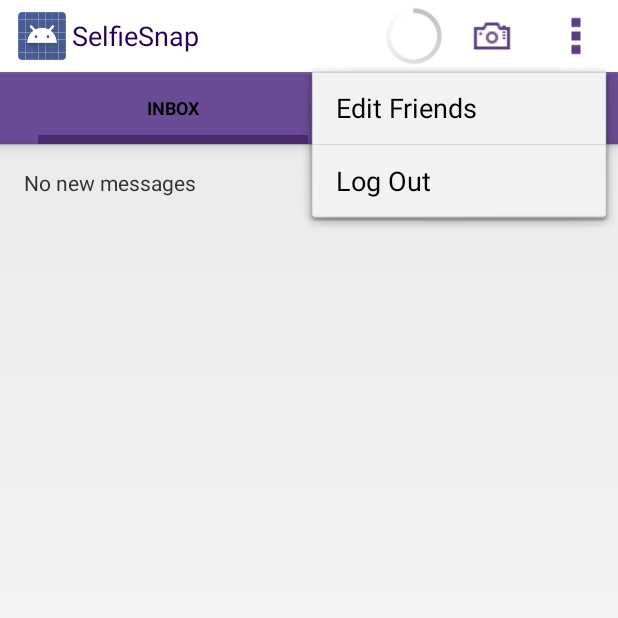
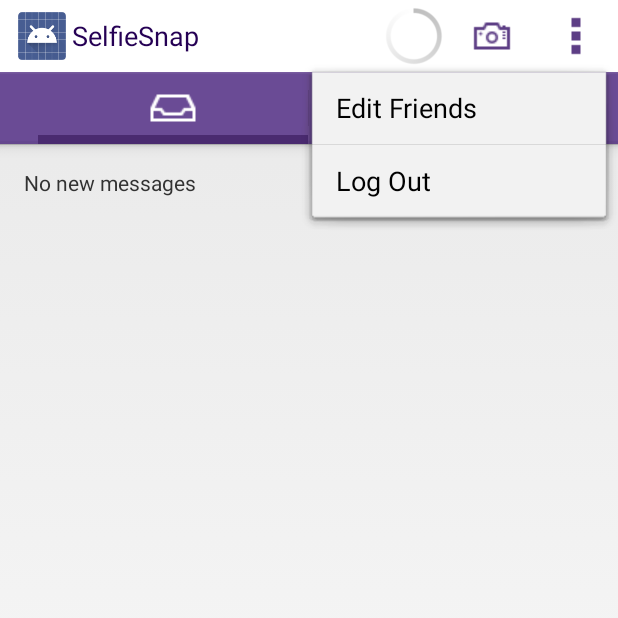
Before and after one commit to SiBush/SelfieSnap, an Android app: the MainActivity screen opened directly, with no data from a screen before it, with the options menu open, on a phone screen of 412 x 824 dp, the top half of it. Run offline under Robolectric (Android 15) with nearby library versions, the phone set to English and light mode, and no system bars; 9 statements that could not run were skipped.

Commit message:
make friends grid

```diff
--- a/app/src/main/java/com/johncorser/selfiesnap/FriendsFragment.java
+++ b/app/src/main/java/com/johncorser/selfiesnap/FriendsFragment.java
@@ -6,7 +6,8 @@ import android.util.Log;
 import android.view.LayoutInflater;
 import android.view.View;
 import android.view.ViewGroup;
-import android.widget.ArrayAdapter;
+import android.widget.GridView;
+import android.widget.TextView;
 
 import com.parse.FindCallback;
 import com.parse.ParseException;
@@ -19,17 +20,21 @@ import java.util.List;
 /**
  * Created by jcorser on 10/11/14.
  */
-public class FriendsFragment extends android.support.v4.app.ListFragment{
+public class FriendsFragment extends android.support.v4.app.Fragment{
 
     public static final String TAG = FriendsFragment.class.getSimpleName();
     ParseRelation<ParseUser> mFriendsRelation;
     ParseUser mCurrentUser;
     protected List<ParseUser> mFriends;
+    protected GridView mGridView;
 
     @Override
     public View onCreateView(LayoutInflater inflater, ViewGroup container,
                              Bundle savedInstanceState) {
         View rootView = inflater.inflate(R.layout.fragment_friends, container, false);
+        mGridView = (GridView)rootView.findViewById(R.id.friendsGrid);
+        TextView emptyTextView = (TextView)rootView.findViewById(android.R.id.empty);
+        mGridView.setEmptyView(emptyTextView);
         return rootView;
     }
 
@@ -55,15 +60,22 @@ public class FriendsFragment extends android.support.v4.app.ListFragment{
                         i++;
 
                     }
-                    ArrayAdapter<String> adapter = new ArrayAdapter<String>(getListView().getContext(), android.R.layout.simple_list_item_1, usernames );
-                    setListAdapter(adapter);
+                    if (mGridView.getAdapter() == null) {
+                        UserAdapter adapter = new UserAdapter(getActivity(), mFriends);
+                        mGridView.setAdapter(adapter);
+                    }
+                    else{
+                        ((UserAdapter)mGridView.getAdapter()).refill(mFriends);
+                    }
+                    //ArrayAdapter<String> adapter = new ArrayAdapter<String>(getActivity(), android.R.layout.simple_list_item_1, usernames );
+
 
                     }
 
                 else{
                     Log.e(TAG, e.getMessage());
 
-                    AlertDialog.Builder builder = new AlertDialog.Builder(getListView().getContext());
+                    AlertDialog.Builder builder = new AlertDialog.Builder(getActivity());
                     builder.setMessage(e.getMessage());
                     builder.setTitle(R.string.signup_error_title);
                     builder.setPositiveButton(android.R.string.ok, null);
--- a/app/src/main/java/com/johncorser/selfiesnap/MainActivity.java
+++ b/app/src/main/java/com/johncorser/selfiesnap/MainActivity.java
@@ -89,7 +89,7 @@ public class MainActivity extends FragmentActivity implements ActionBar.TabListe
             // this tab is selected.
             actionBar.addTab(
                     actionBar.newTab()
-                            .setText(mSectionsPagerAdapter.getPageTitle(i))
+                            .setIcon(mSectionsPagerAdapter.getIcon(i))
                             .setTabListener(this));
         }
     }
--- a/app/src/main/java/com/johncorser/selfiesnap/SectionsPagerAdapter.java
+++ b/app/src/main/java/com/johncorser/selfiesnap/SectionsPagerAdapter.java
@@ -12,8 +12,8 @@ import java.util.Locale;
 public class SectionsPagerAdapter extends FragmentPagerAdapter {
 
     protected Context mContext;
+
     public SectionsPagerAdapter(Context context, FragmentManager fm) {
-
         super(fm);
         mContext = context;
     }
@@ -21,19 +21,21 @@ public class SectionsPagerAdapter extends FragmentPagerAdapter {
     @Override
     public Fragment getItem(int position) {
         // getItem is called to instantiate the fragment for the given page.
-            // Return a PlaceholderFragment (defined as a static inner class below).
-            // return PlaceholderFragment.newInstance(position + 1);
+        // Return a DummySectionFragment (defined as a static inner class
+        // below) with the page number as its lone argument.
 
-            switch (position){
-                case 0: return new InboxFragment();
-                case 1: return new FriendsFragment();
+        switch(position) {
+            case 0:
+                return new InboxFragment();
+            case 1:
+                return new FriendsFragment();
         }
+
         return null;
     }
 
     @Override
     public int getCount() {
-            // Show 2 total pages.
         return 2;
     }
 
@@ -49,4 +51,14 @@ public class SectionsPagerAdapter extends FragmentPagerAdapter {
         return null;
     }
 
+    public int getIcon(int position) {
+        switch (position) {
+            case 0:
+                return R.drawable.ic_tab_inbox;
+            case 1:
+                return R.drawable.ic_tab_friends;
         }
+
+        return R.drawable.ic_tab_inbox;
+    }
+}
--- a/app/src/main/res/values/dimens.xml
+++ b/app/src/main/res/values/dimens.xml
@@ -10,5 +10,6 @@
     <dimen name="inbox_horizontal_margin">8dp</dimen>
     <dimen name="inbox_vertical_margin">8dp</dimen>
     <dimen name="message_vertical_padding">8dp</dimen>
+    <dimen name="user_grid_spacing">8dp</dimen>
 
 </resources>
--- a/app/src/main/res/values/strings.xml
+++ b/app/src/main/res/values/strings.xml
@@ -22,5 +22,6 @@
     <string name="cancel_button_label">Cancel</string>
     <string name="sign_up_button_label">Sign Up</string>
     <string name="email_hint">Email</string>
+    <string name="empty_friends_label">No friends yet!</string>
 
 </resources>
--- a/app/src/main/res/values/styles.xml
+++ b/app/src/main/res/values/styles.xml
@@ -30,10 +30,14 @@
         <item name="android:editTextBackground">@drawable/apptheme_edit_text_holo_light</item>
         <item name="android:actionOverflowButtonStyle">@style/Theme.Ribbit.Overflow</item>
         <item name="android:listViewStyle">@style/Theme.Ribbit.LightPurpleBackground</item>
-        <item name="android:gridViewStyle">@style/Theme.Ribbit.LightPurpleBackground</item>
+        <item name="android:gridViewStyle">@style/Theme.Ribbit.LightPurpleBackground.GridView</item>
     </style>
 
     <style name="Theme.Ribbit.LightPurpleBackground">
+        <item name="android:padding">@dimen/user_grid_spacing</item>
+        <item name="android:divider">@null</item>
+    </style>
+    <style name="Theme.Ribbit.LightPurpleBackground.GridView">
         <item name="android:background">@color/light_purple_background</item>
         <item name="android:divider">@null</item>
     </style>
```
Also changed, not shown: app/src/main/java/com/johncorser/selfiesnap/UserAdapter.java (added, +72 -0 lines), app/src/main/res/layout/fragment_friends.xml (+11 -12 lines), app/src/main/res/layout/user_item.xml (added, +15 -0 lines). Lines whose indentation alone changed are shown as unchanged.
